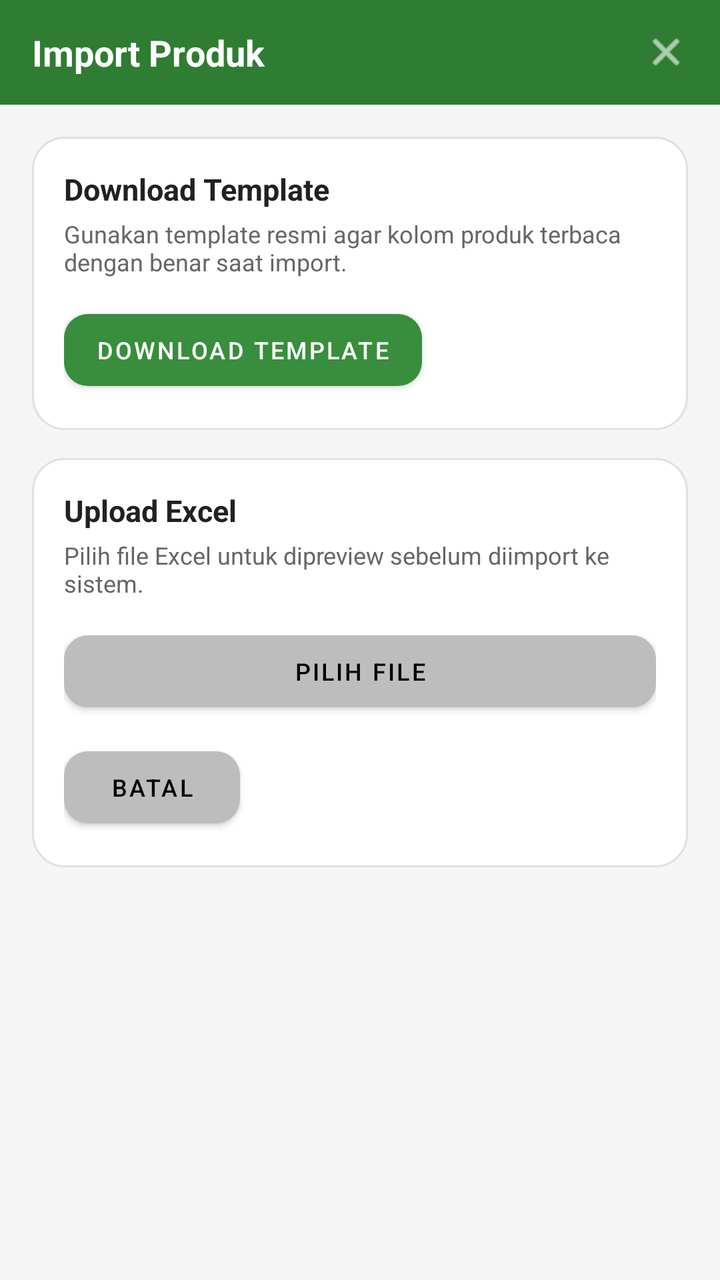
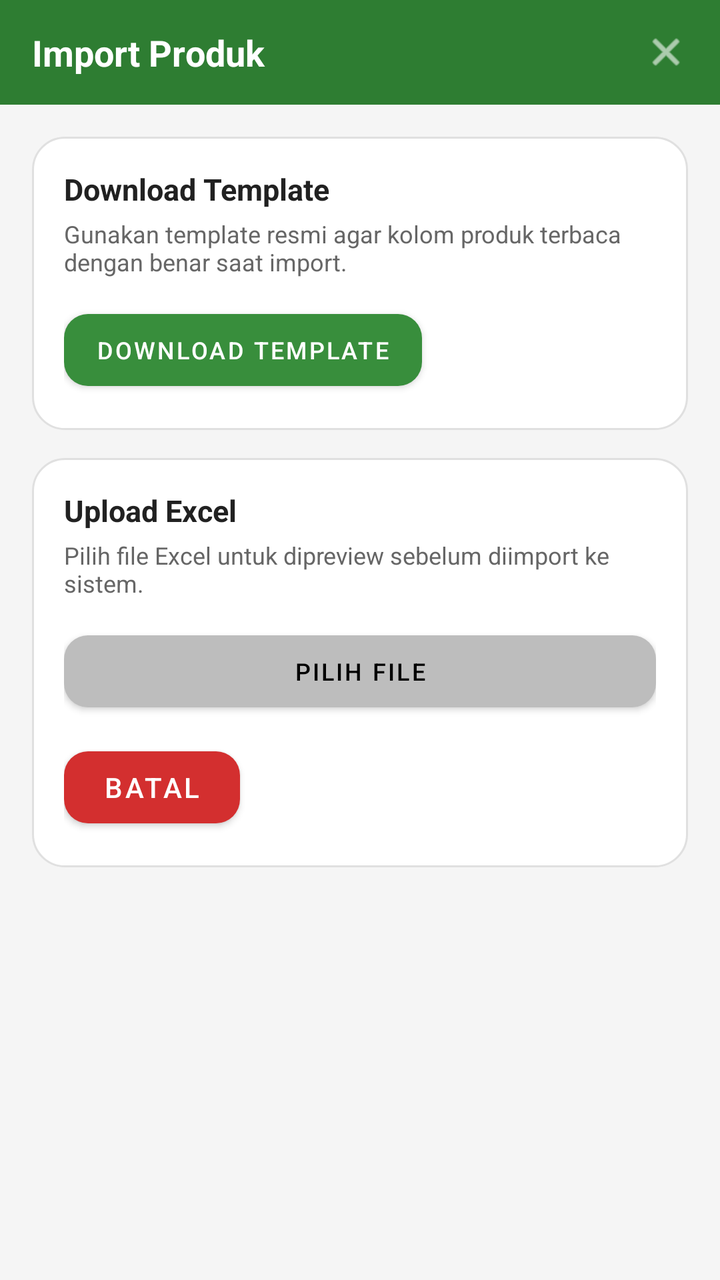

The first picture is an Android layout as it rendered before a commit; the second is the same layout after the commit. The layout source and the unified diff follow.
<!-- AndroidManifest.xml: application theme Theme.DasPos -->
<!-- res/layout/activity_import_product.xml -->
<?xml version="1.0" encoding="utf-8"?>
<LinearLayout xmlns:android="http://schemas.android.com/apk/res/android"
    xmlns:app="http://schemas.android.com/apk/res-auto"
    android:layout_width="match_parent"
    android:layout_height="match_parent"
    android:background="@color/warm_gray"
    android:orientation="vertical">

    <LinearLayout
        android:layout_width="match_parent"
        android:layout_height="wrap_content"
        android:background="@color/primary_green_dark"
        android:gravity="center_vertical"
        android:orientation="horizontal"
        android:paddingStart="16dp"
        android:paddingTop="14dp"
        android:paddingEnd="16dp"
        android:paddingBottom="14dp">

        <TextView
            android:layout_width="0dp"
            android:layout_height="wrap_content"
            android:layout_weight="1"
            android:text="@string/import_product"
            android:textColor="@android:color/white"
            android:textSize="18sp"
            android:textStyle="bold" />

        <ImageView
            android:id="@+id/btnClose"
            android:layout_width="22dp"
            android:layout_height="22dp"
            android:src="@android:drawable/ic_menu_close_clear_cancel"
            app:tint="@android:color/white" />
    </LinearLayout>

    <ScrollView
        android:layout_width="match_parent"
        android:layout_height="match_parent">

        <LinearLayout
            android:layout_width="match_parent"
            android:layout_height="wrap_content"
            android:orientation="vertical"
            android:padding="16dp">

            <LinearLayout
                android:layout_width="match_parent"
                android:layout_height="wrap_content"
                android:background="@drawable/bg_card"
                android:orientation="vertical"
                android:padding="16dp">

                <TextView
                    android:layout_width="wrap_content"
                    android:layout_height="wrap_content"
                    android:text="@string/download_template"
                    android:textColor="@color/text_primary"
                    android:textSize="15sp"
                    android:textStyle="bold" />

                <TextView
                    android:layout_width="wrap_content"
                    android:layout_height="wrap_content"
                    android:layout_marginTop="4dp"
                    android:text="@string/download_template_desc"
                    android:textColor="@color/text_secondary"
                    android:textSize="12sp" />

                <com.google.android.material.button.MaterialButton
                    android:id="@+id/btnDownloadTemplate"
                    style="@style/DasPosPrimaryButton"
                    android:layout_width="wrap_content"
                    android:layout_height="wrap_content"
                    android:layout_marginTop="12dp"
                    android:text="@string/download_template" />
            </LinearLayout>

            <LinearLayout
                android:layout_width="match_parent"
                android:layout_height="wrap_content"
                android:layout_marginTop="14dp"
                android:background="@drawable/bg_card"
                android:orientation="vertical"
                android:padding="16dp">

                <TextView
                    android:layout_width="wrap_content"
                    android:layout_height="wrap_content"
                    android:text="@string/upload_excel"
                    android:textColor="@color/text_primary"
                    android:textSize="15sp"
                    android:textStyle="bold" />

                <TextView
                    android:layout_width="wrap_content"
                    android:layout_height="wrap_content"
                    android:layout_marginTop="4dp"
                    android:text="@string/upload_excel_desc"
                    android:textColor="@color/text_secondary"
                    android:textSize="12sp" />

                <com.google.android.material.button.MaterialButton
                    android:id="@+id/btnChooseFile"
                    style="@style/DasPosGrayButton"
                    android:layout_width="match_parent"
                    android:layout_height="wrap_content"
                    android:layout_marginTop="12dp"
                    android:text="@string/choose_file" />

                <com.google.android.material.button.MaterialButton
                    android:id="@+id/btnCancel"
                    style="@style/DasPosGrayButton"
                    android:layout_width="wrap_content"
                    android:layout_height="wrap_content"
                    android:layout_marginTop="10dp"
                    android:text="@string/cancel" />
            </LinearLayout>
        </LinearLayout>
    </ScrollView>
</LinearLayout>
<!-- resources referenced by this layout -->
<resources>
  <color name="primary_green_dark">#2E7D32</color>
  <color name="text_primary">#212121</color>
  <color name="text_secondary">#666666</color>
  <color name="warm_gray">#F5F5F5</color>
  <!-- drawable bg_card (drawable) -->
  <?xml version="1.0" encoding="utf-8"?>
  <shape xmlns:android="http://schemas.android.com/apk/res/android">
      <solid android:color="@color/surface_white" />
      <corners android:radius="16dp" />
      <padding android:left="16dp" android:top="16dp" android:right="16dp" android:bottom="16dp" />
      <stroke android:width="1dp" android:color="@color/divider" />
  </shape>
  <string name="cancel">Batal</string>
  <string name="choose_file">Pilih File</string>
  <string name="download_template">Download Template</string>
  <string name="download_template_desc">Gunakan template resmi agar kolom produk terbaca dengan benar saat import.</string>
  <string name="import_product">Import Produk</string>
  <string name="upload_excel">Upload Excel</string>
  <string name="upload_excel_desc">Pilih file Excel untuk dipreview sebelum diimport ke sistem.</string>
  <style name="DasPosGrayButton" parent="Widget.MaterialComponents.Button">
          <item name="backgroundTint">@color/button_gray</item>
          <item name="android:textColor">@android:color/black</item>
          <item name="android:textSize">12sp</item>
          <item name="cornerRadius">12dp</item>
          <item name="android:minHeight">48dp</item>
      </style>
  <style name="DasPosPrimaryButton" parent="Widget.MaterialComponents.Button">
          <item name="backgroundTint">@color/primary_green</item>
          <item name="android:textColor">@color/surface_white</item>
          <item name="android:textSize">12sp</item>
          <item name="cornerRadius">12dp</item>
          <item name="android:minHeight">48dp</item>
      </style>
  <style name="Theme.DasPos" parent="Theme.MaterialComponents.Light.NoActionBar">
          <item name="colorPrimary">@color/primary_green</item>
          <item name="colorPrimaryVariant">@color/primary_green_dark</item>
          <item name="colorOnPrimary">@color/surface_white</item>
          <item name="colorSurface">@color/surface_white</item>
          <item name="android:statusBarColor">@color/primary_green_dark</item>
      </style>
  <color name="surface_white">#FFFFFF</color>
  <color name="divider">#E0E0E0</color>
  <color name="button_gray">#BDBDBD</color>
  <color name="primary_green">#388E3C</color>
</resources>

<!-- the commit's change to res/layout/activity_import_product.xml (unified diff, before → after) -->
@@ -110,7 +110,7 @@
 
                 <com.google.android.material.button.MaterialButton
                     android:id="@+id/btnCancel"
-                    style="@style/DasPosGrayButton"
+                    style="@style/DasPosDangerButton"
                     android:layout_width="wrap_content"
                     android:layout_height="wrap_content"
                     android:layout_marginTop="10dp"
<!-- resource entries referenced after the edit -->
@@ -19,6 +19,12 @@
   <string name="import_product">Import Produk</string>
   <string name="upload_excel">Upload Excel</string>
   <string name="upload_excel_desc">Pilih file Excel untuk dipreview sebelum diimport ke sistem.</string>
+  <style name="DasPosDangerButton" parent="Widget.MaterialComponents.Button">
+          <item name="backgroundTint">@color/danger_red</item>
+          <item name="android:textColor">@color/surface_white</item>
+          <item name="cornerRadius">12sp</item>
+          <item name="android:minHeight">48dp</item>
+      </style>
   <style name="DasPosGrayButton" parent="Widget.MaterialComponents.Button">
           <item name="backgroundTint">@color/button_gray</item>
           <item name="android:textColor">@android:color/black</item>
@@ -42,6 +48,7 @@
       </style>
   <color name="surface_white">#FFFFFF</color>
   <color name="divider">#E0E0E0</color>
+  <color name="danger_red">#D32F2F</color>
   <color name="button_gray">#BDBDBD</color>
   <color name="primary_green">#388E3C</color>
 </resources>
